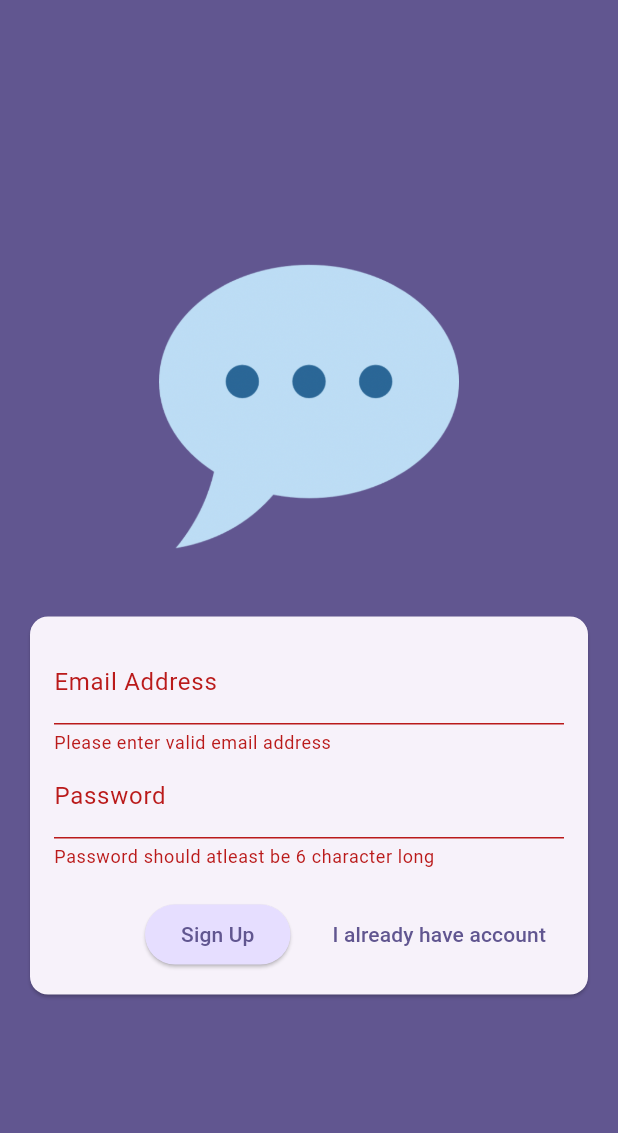
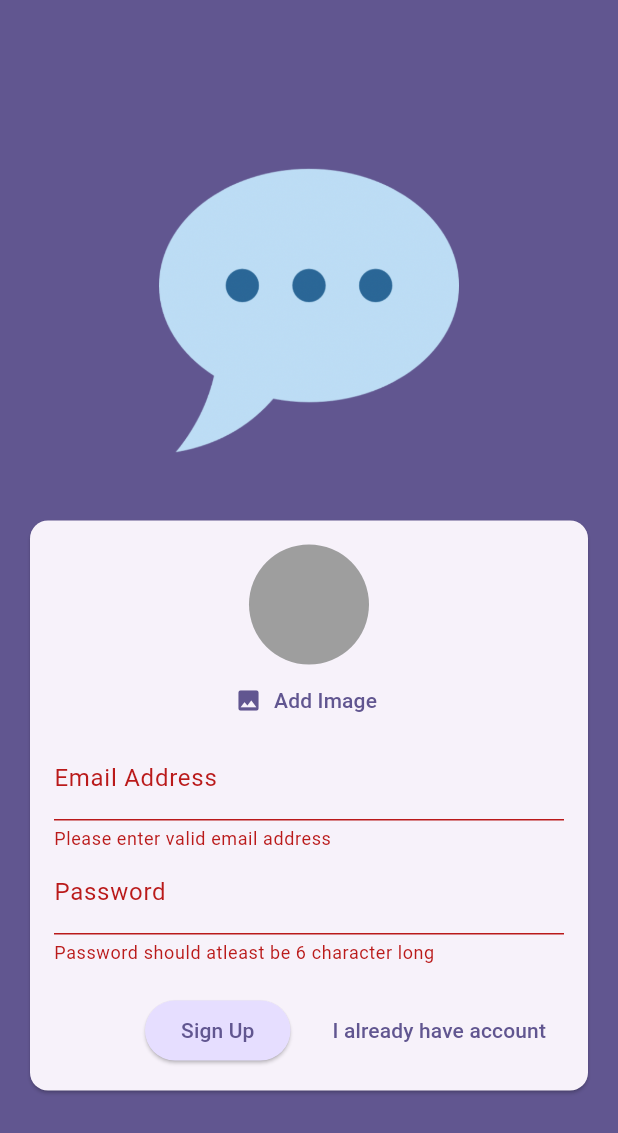
Before and after one commit to Onkar25/flutter_projects, a Flutter app: the screen it shows after launch, after a tap on "Login", after a tap on "Create an Account", on a phone screen of 412 x 824 dp. Shown: the top 1133 px of the screen. Run offline on Flutter 3.47's test engine with Material 3 defaults, Android fonts, the phone set to English and light mode, and no system bars; our stand-ins replace firebase_auth, firebase_core, firebase_storage, flutter_riverpod, google_fonts, google_maps_flutter and 4 more; accounts and stored records are empty.

Commit message:
Image uploaded in Firebase Storage

```diff
--- a/chat_app/lib/screens/auth.dart
+++ b/chat_app/lib/screens/auth.dart
@@ -1,4 +1,8 @@
+import 'dart:io';
+
+import 'package:chat_app/widgets/user_picker_image.dart';
 import 'package:firebase_auth/firebase_auth.dart';
+import 'package:firebase_storage/firebase_storage.dart';
 import 'package:flutter/material.dart';
 
 final _firebase = FirebaseAuth.instance;
@@ -13,18 +17,21 @@ class AuthScreen extends StatefulWidget {
 }
 
 class AuthScreenState extends State<AuthScreen> {
+  final _form = GlobalKey<FormState>();
   var _isLogin = true;
   var _enteredEmailId = '';
   var _enteredPassword = '';
-  final _form = GlobalKey<FormState>();
+  File? _pickedImage;
+  var _isAuthenticating = false;
 
   void _submit() async {
     final isValid = _form.currentState!.validate();
-    if (!isValid) {
+    if (!isValid || (!_isLogin && _pickedImage == null)) {
       return;
     }
     _form.currentState!.save();
     try {
+      _isAuthenticating = true;
       if (_isLogin) {
         // Login here
         final userCredentials = await _firebase.signInWithEmailAndPassword(
@@ -35,8 +42,17 @@ class AuthScreenState extends State<AuthScreen> {
 
         final userCredentials = await _firebase.createUserWithEmailAndPassword(
             email: _enteredEmailId, password: _enteredPassword);
-        print(userCredentials);
+
+        final firebaseRef = FirebaseStorage.instance
+            .ref()
+            .child('user_images')
+            .child('${userCredentials.user!.uid}.jpg');
+
+        await firebaseRef.putFile(_pickedImage!);
+        final imageurl = firebaseRef.getDownloadURL();
+        print(imageurl);
       }
+      _isAuthenticating = false;
     } on FirebaseAuthException catch (error) {
       if (error.code == '') {
         /// Some code related logic
@@ -49,6 +65,7 @@ class AuthScreenState extends State<AuthScreen> {
           ),
         ),
       );
+      _isAuthenticating = false;
     }
   }
 
@@ -83,6 +100,12 @@ class AuthScreenState extends State<AuthScreen> {
                       child: Column(
                         mainAxisSize: MainAxisSize.min,
                         children: [
+                          if (!_isLogin)
+                            UserImagePicker(
+                              onPickedImage: (file) {
+                                _pickedImage = file;
+                              },
+                            ),
                           TextFormField(
                             decoration: const InputDecoration(
                               labelText: 'Email Address',
@@ -127,6 +150,9 @@ class AuthScreenState extends State<AuthScreen> {
                           Row(
                             mainAxisAlignment: MainAxisAlignment.end,
                             children: [
+                              if (_isAuthenticating)
+                                const CircularProgressIndicator(),
+                              if (!_isAuthenticating)
                                 ElevatedButton(
                                   onPressed: _submit,
                                   style: ElevatedButton.styleFrom(
@@ -139,6 +165,7 @@ class AuthScreenState extends State<AuthScreen> {
                               const SizedBox(
                                 width: 16,
                               ),
+                              if (!_isAuthenticating)
                                 TextButton(
                                   onPressed: () {
                                     setState(() {
--- /dev/null
+++ b/chat_app/lib/widgets/user_picker_image.dart
@@ -0,0 +1,57 @@
+import 'dart:io';
+
+import 'package:flutter/material.dart';
+import 'package:image_picker/image_picker.dart';
+
+class UserImagePicker extends StatefulWidget {
+  const UserImagePicker({super.key, required this.onPickedImage});
+
+  final void Function(File image) onPickedImage;
+  @override
+  State<StatefulWidget> createState() {
+    return _UserImagePickerState();
+  }
+}
+
+class _UserImagePickerState extends State<UserImagePicker> {
+  File? _PickedImage;
+  void _pickImage() async {
+    final pickedImage = await ImagePicker().pickImage(
+      source: ImageSource.camera,
+      imageQuality: 50,
+      maxWidth: 150,
+    );
+
+    if (pickedImage == null) {
+      return;
+    }
+
+    setState(() {
+      _PickedImage = File(pickedImage.path);
+    });
+
+    widget.onPickedImage(_PickedImage!);
+  }
+
+  @override
+  Widget build(BuildContext context) {
+    return Column(
+      children: [
+        CircleAvatar(
+          radius: 40,
+          backgroundColor: Colors.grey,
+          foregroundImage:
+              _PickedImage != null ? FileImage(_PickedImage!) : null,
+        ),
+        TextButton.icon(
+          onPressed: _pickImage,
+          icon: const Icon(Icons.image),
+          label: Text('Add Image',
+              style: TextStyle(
+                color: Theme.of(context).colorScheme.primary,
+              )),
+        ),
+      ],
+    );
+  }
+}
--- a/chat_app/pubspec.yaml
+++ b/chat_app/pubspec.yaml
@@ -37,6 +37,8 @@ dependencies:
   cupertino_icons: ^1.0.6
   firebase_core: ^3.2.0
   firebase_auth: ^5.1.2
+  firebase_storage: ^12.1.1
+  image_picker: ^1.1.2
 
 dev_dependencies:
   flutter_test:
```
Also changed, not shown: 5 other files. Lines whose indentation alone changed are shown as unchanged.
